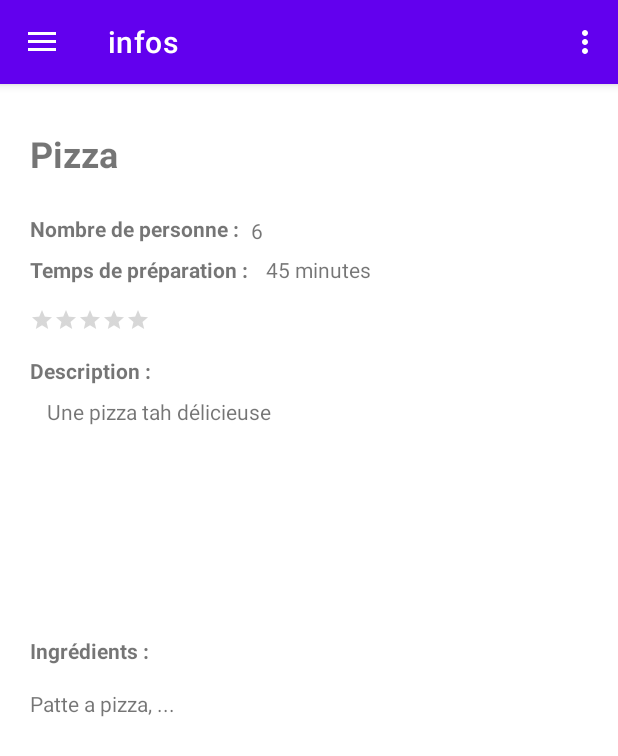
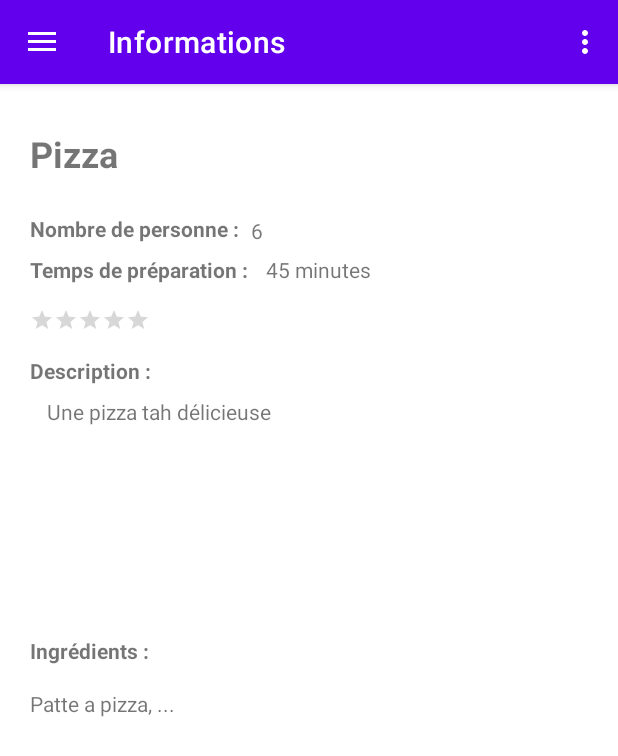
Before and after one commit to jrmy17/projetbaratie, an Android app: the screen it shows after launch (MainActivity), after a tap on "Pizza", on a phone screen of 412 x 824 dp. Shown: the top 756 px of the screen. Run offline under Robolectric (Android 15) with nearby library versions, the phone set to English and light mode, and no system bars; our stand-ins replace navigation-ui.

```diff
--- a/app/src/main/res/menu/activity_main_drawer.xml
+++ b/app/src/main/res/menu/activity_main_drawer.xml
@@ -12,9 +12,5 @@
             android:id="@+id/nav_create"
             android:icon="@drawable/ic_menu_gallery"
             android:title="@string/menu_create" />
-        <item
-            android:id="@+id/nav_info"
-            android:icon="@drawable/ic_menu_slideshow"
-            android:title="@string/menu_info" />
     </group>
 </menu>
--- a/app/src/main/res/values/strings.xml
+++ b/app/src/main/res/values/strings.xml
@@ -9,7 +9,7 @@
 
     <string name="menu_home">Accueil</string>
     <string name="menu_create">Nouvelle recette</string>
-    <string name="menu_info">infos</string>
+    <string name="menu_info">Informations</string>
 
     <!-- TODO: Remove or change this placeholder text -->
     <string name="hello_blank_fragment">Hello blank fragment</string>
```
